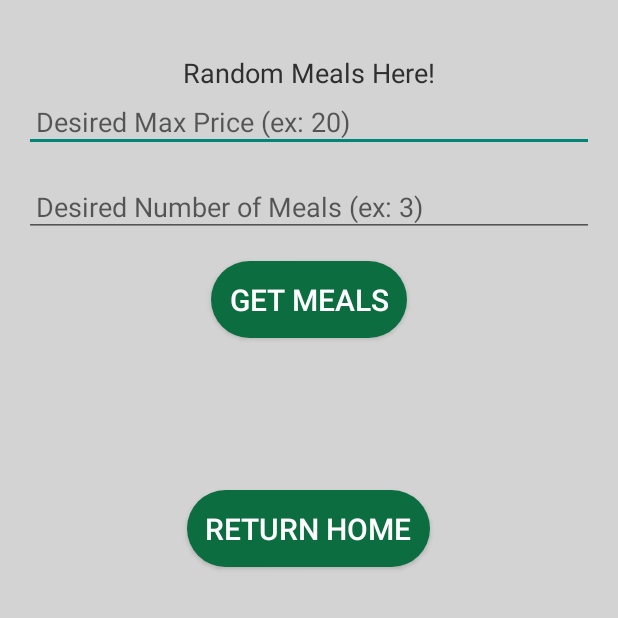
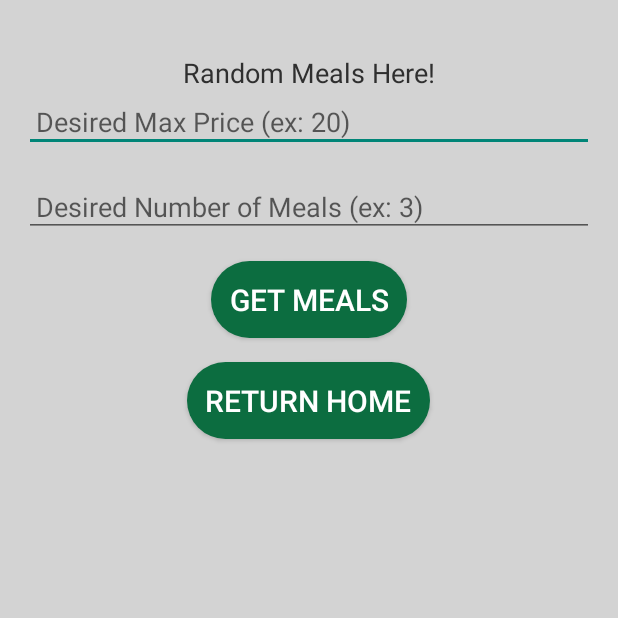
Before and after one commit to sethjameson/meal-planner-app, an Android app: the RandomMeals screen opened directly, with no data from a screen before it, on a phone screen of 412 x 824 dp, the top half of it. Run offline under Robolectric (Android 15) with nearby library versions, the phone set to English and light mode, and no system bars; our stand-ins replace Picasso; pictures from the network do not load.

Commit message:
Add files via upload
updated button location

```diff
--- a/app/src/main/res/layout/activity_random_meals.xml
+++ b/app/src/main/res/layout/activity_random_meals.xml
@@ -64,7 +64,7 @@
             android:layout_width="wrap_content"
             android:layout_height="wrap_content"
             android:layout_gravity="center_horizontal"
-            android:layout_marginTop="85dp"
+            android:layout_marginBottom="10dp"
             android:text="@string/HomeScreenButton" />
     </LinearLayout>
 </ScrollView>
```
